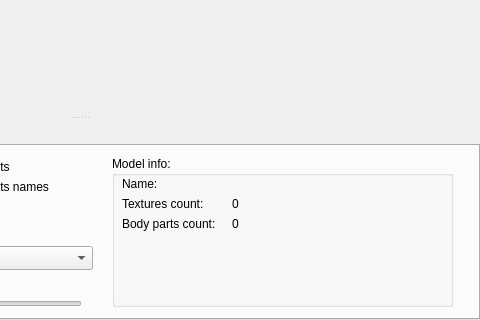
The window that mainwindow.ui (iOrange/hlmvqt) describes before a commit, drawn with Qt 5; both pictures show x 320 to 800 and y 323 to 643 of the 800 by 643 pixel window.
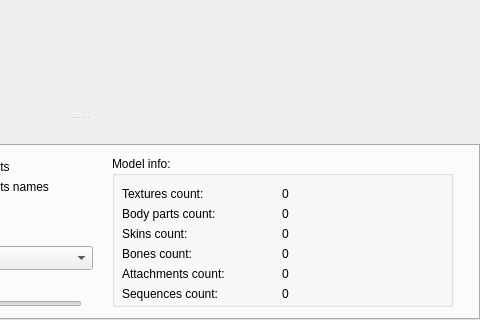
The same window after the commit.

Commit message: * fixed recent models list (now fixing paths so they can compare) + added submodels selection + added skins loading and selection + added model info

The edit to the form file:
```diff
--- a/mainwindow.ui
+++ b/mainwindow.ui
@@ -202,25 +202,12 @@
          <property name="title">
           <string>Model info:</string>
          </property>
-         <widget class="QLabel" name="label">
-          <property name="geometry">
-           <rect>
-            <x>10</x>
-            <y>20</y>
-            <width>101</width>
-            <height>16</height>
-           </rect>
-          </property>
-          <property name="text">
-           <string>Name:</string>
-          </property>
-         </widget>
          <widget class="QLabel" name="label_2">
           <property name="geometry">
            <rect>
             <x>10</x>
-            <y>40</y>
-            <width>101</width>
+            <y>30</y>
+            <width>151</width>
             <height>16</height>
            </rect>
           </property>
@@ -232,8 +219,8 @@
           <property name="geometry">
            <rect>
             <x>10</x>
-            <y>60</y>
-            <width>101</width>
+            <y>50</y>
+            <width>151</width>
             <height>16</height>
            </rect>
           </property>
@@ -257,8 +244,8 @@
          <widget class="QLabel" name="lblTexturesCount">
           <property name="geometry">
            <rect>
-            <x>120</x>
-            <y>40</y>
+            <x>170</x>
+            <y>30</y>
             <width>101</width>
             <height>16</height>
            </rect>
@@ -270,8 +257,8 @@
          <widget class="QLabel" name="lblBodypartsCpunt">
           <property name="geometry">
            <rect>
-            <x>120</x>
-            <y>60</y>
+            <x>170</x>
+            <y>50</y>
             <width>101</width>
             <height>16</height>
            </rect>
@@ -280,6 +267,110 @@
            <string>0</string>
           </property>
          </widget>
+         <widget class="QLabel" name="lblSkinsCount">
+          <property name="geometry">
+           <rect>
+            <x>170</x>
+            <y>70</y>
+            <width>101</width>
+            <height>16</height>
+           </rect>
+          </property>
+          <property name="text">
+           <string>0</string>
+          </property>
+         </widget>
+         <widget class="QLabel" name="label_10">
+          <property name="geometry">
+           <rect>
+            <x>10</x>
+            <y>70</y>
+            <width>151</width>
+            <height>16</height>
+           </rect>
+          </property>
+          <property name="text">
+           <string>Skins count:</string>
+          </property>
+         </widget>
+         <widget class="QLabel" name="lblBonesCount">
+          <property name="geometry">
+           <rect>
+            <x>170</x>
+            <y>90</y>
+            <width>101</width>
+            <height>16</height>
+           </rect>
+          </property>
+          <property name="text">
+           <string>0</string>
+          </property>
+         </widget>
+         <widget class="QLabel" name="label_11">
+          <property name="geometry">
+           <rect>
+            <x>10</x>
+            <y>90</y>
+            <width>151</width>
+            <height>16</height>
+           </rect>
+          </property>
+          <property name="text">
+           <string>Bones count:</string>
+          </property>
+         </widget>
+         <widget class="QLabel" name="lblAttachmentsCount">
+          <property name="geometry">
+           <rect>
+            <x>170</x>
+            <y>110</y>
+            <width>101</width>
+            <height>16</height>
+           </rect>
+          </property>
+          <property name="text">
+           <string>0</string>
+          </property>
+         </widget>
+         <widget class="QLabel" name="label_12">
+          <property name="geometry">
+           <rect>
+            <x>10</x>
+            <y>110</y>
+            <width>151</width>
+            <height>16</height>
+           </rect>
+          </property>
+          <property name="text">
+           <string>Attachments count:</string>
+          </property>
+         </widget>
+         <widget class="QLabel" name="lblSequencesCount">
+          <property name="geometry">
+           <rect>
+            <x>170</x>
+            <y>130</y>
+            <width>101</width>
+            <height>16</height>
+           </rect>
+          </property>
+          <property name="text">
+           <string>0</string>
+          </property>
+         </widget>
+         <widget class="QLabel" name="label_13">
+          <property name="geometry">
+           <rect>
+            <x>10</x>
+            <y>130</y>
+            <width>151</width>
+            <height>16</height>
+           </rect>
+          </property>
+          <property name="text">
+           <string>Sequences count:</string>
+          </property>
+         </widget>
         </widget>
         <widget class="QCheckBox" name="chkShowBonesNames">
          <property name="geometry">
```
Left out of the diff: 103 changed lines with no effect on the pictures. The commit also changes 7 other files.
